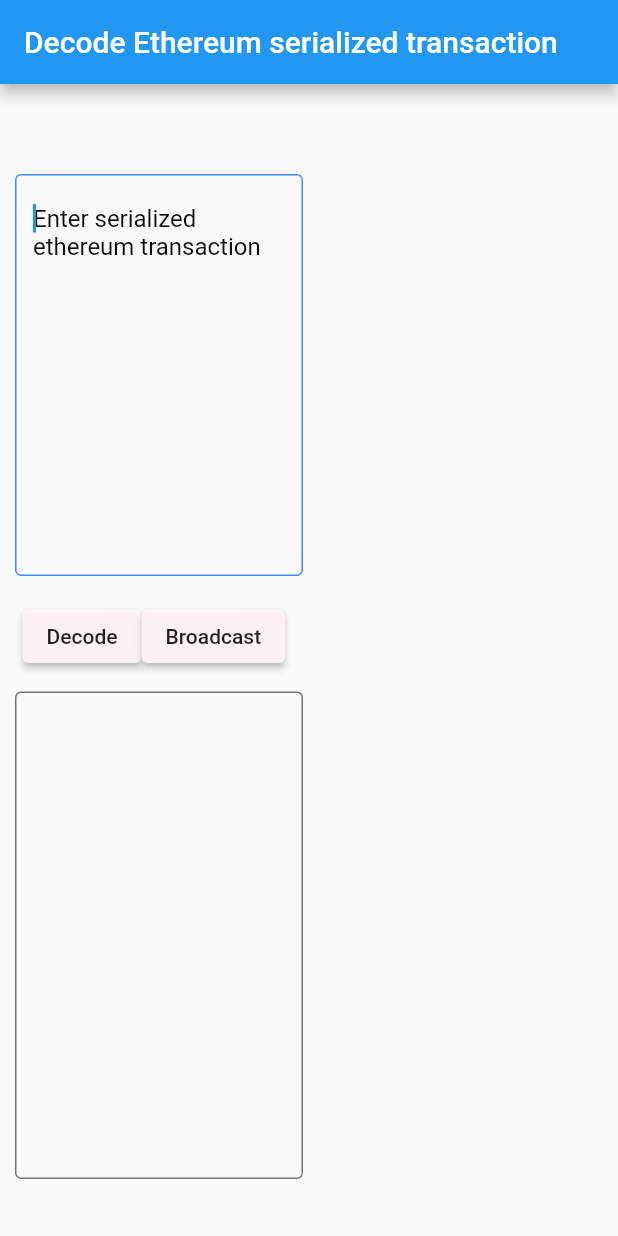
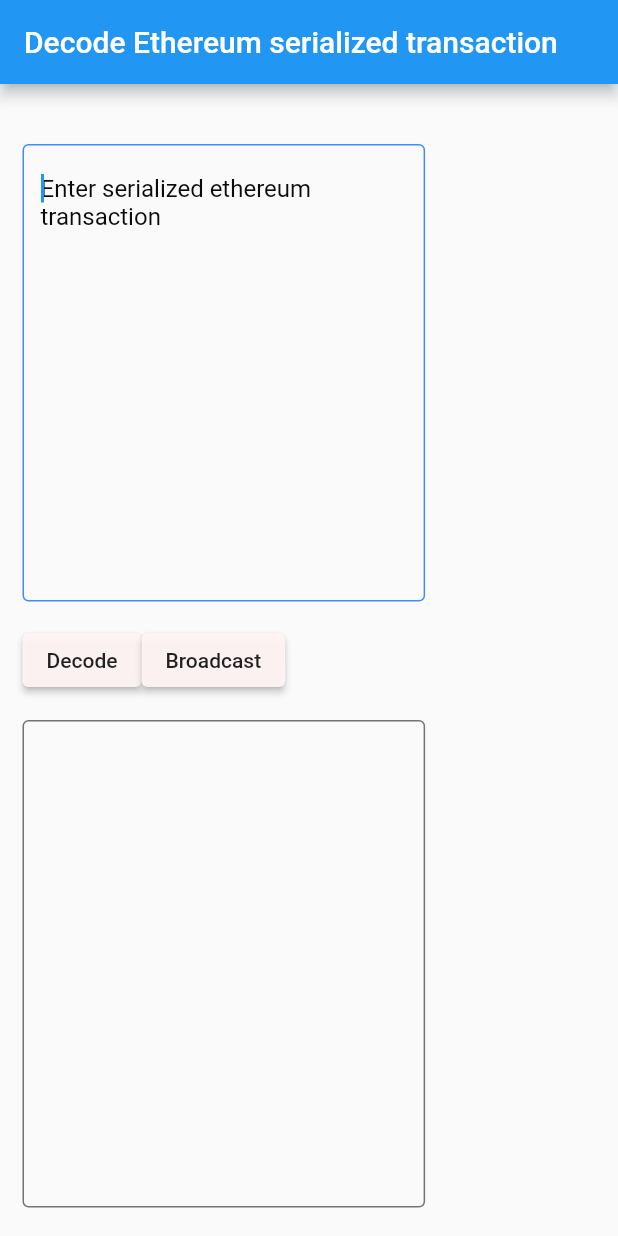
Before and after one commit to leondevpt/decode-ethtx, a Flutter app: the screen it shows after launch, on a phone screen of 412 x 824 dp. Run offline on Flutter 3.47's test engine with Material 2 defaults, Android fonts, the phone set to English and light mode, and no system bars; our stand-ins replace dio.

Commit message:
update responsive layout

```diff
--- a/frontend/lib/main.dart
+++ b/frontend/lib/main.dart
@@ -50,14 +50,22 @@ class _MyHomePageState extends State<MyHomePage> {
 
   postData(String dataStr) async {
     String result;
+
     try {
+      if (dataStr.isEmpty) {
+        result = 'tx data is empty';
+        setState(() {
+          outputController.text = result;
+        });
+        return;
+      }
       var response = await Dio(BaseOptions(
         baseUrl: "http://localhost:3000",
         contentType: 'application/json; charset=utf-8',
         connectTimeout: 5000,
         receiveTimeout: 5000,
         responseType: ResponseType.json,
-      )).post("/decode", data: {'tx': dataStr});
+      )).post("/api/v1/decode", data: {'tx': dataStr});
       if (response.statusCode == HttpStatus.ok) {
         var data = jsonDecode(response.toString());
         var resp = Result.fromJson(data);
@@ -79,6 +87,8 @@ class _MyHomePageState extends State<MyHomePage> {
 
   @override
   Widget build(BuildContext context) {
+    var screenSize = MediaQuery.of(context).size;
+
     return Scaffold(
       appBar: AppBar(
         title: const Text("Decode Ethereum serialized transaction"),
@@ -86,13 +96,15 @@ class _MyHomePageState extends State<MyHomePage> {
       body: Column(
         crossAxisAlignment: CrossAxisAlignment.start,
         children: [
-          Container(
+          Expanded(
+            child: Container(
               padding: const EdgeInsets.all(10),
-            margin: const EdgeInsets.only(top: 50.0, right: 200.0),
+              margin: const EdgeInsets.only(top: 30.0, left: 5),
+              width: screenSize.width * 0.7,
               child: TextField(
                 autofocus: true, // 在文本框可见时将其聚焦
                 controller: inputController,
-              maxLines: 12,
+                maxLines: 15,
 
                 decoration: const InputDecoration(
                   enabledBorder: OutlineInputBorder(
@@ -108,9 +120,12 @@ class _MyHomePageState extends State<MyHomePage> {
                 ),
               ),
             ),
+          ),
           Container(
-            padding: const EdgeInsets.fromLTRB(10, 5, 10, 2),
-            margin: const EdgeInsets.only(top: 1.0, left: 5, right: 200.0),
+            padding: const EdgeInsets.all(5),
+            margin: const EdgeInsets.only(
+              left: 10,
+            ),
             child: Row(
               children: [
                 Button("Decode", onPressed: (() {
@@ -125,14 +140,15 @@ class _MyHomePageState extends State<MyHomePage> {
               ],
             ),
           ),
-          Container(
+          Expanded(
+            child: Container(
               padding: const EdgeInsets.all(10),
-            margin: const EdgeInsets.only(top: 1.0, right: 200.0),
+              margin: const EdgeInsets.only(top: 1.0, left: 5),
+              width: screenSize.width * 0.7,
               child: TextField(
                 autofocus: true, // 在文本框可见时将其聚焦
                 controller: outputController,
                 maxLines: 15,
-
                 decoration: const InputDecoration(
                   enabledBorder: OutlineInputBorder(
                     borderSide: BorderSide(width: 1, color: Colors.black54),
@@ -147,6 +163,7 @@ class _MyHomePageState extends State<MyHomePage> {
                 ),
               ),
             ),
+          )
         ],
       ),
     );
```
Also changed, not shown: 31 other files. Lines whose indentation alone changed are shown as unchanged.
